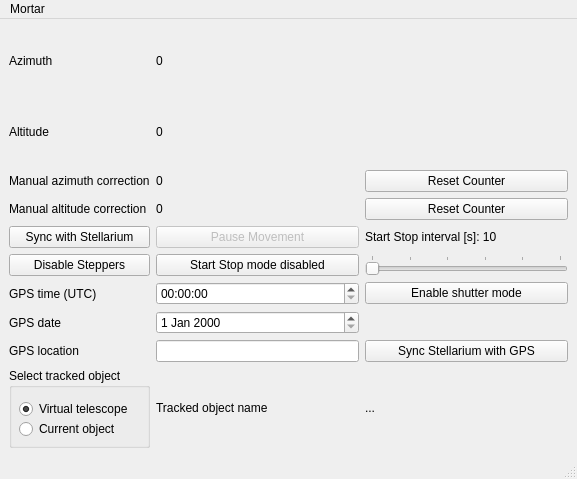
Above: MainWindow.ui from kwahoo2/Mortar before the change. Below: the same form after it.
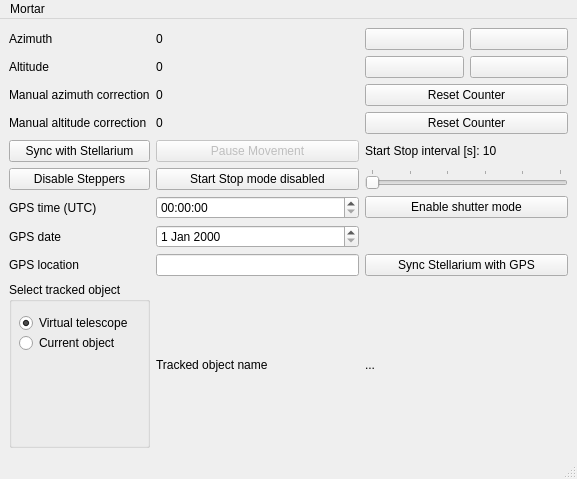
That is the form after the change. Icons and pictures are not drawn.

Commit message: add Gui buttons for manual correction (no gamepad required now)

Diff of the .ui file:
```diff
--- a/MainWindow.ui
+++ b/MainWindow.ui
@@ -282,6 +282,42 @@
         </property>
        </widget>
       </item>
+      <item row="1" column="3">
+       <layout class="QHBoxLayout" name="horizontalLayout">
+        <item>
+         <widget class="QPushButton" name="altDownButton">
+          <property name="text">
+           <string/>
+          </property>
+         </widget>
+        </item>
+        <item>
+         <widget class="QPushButton" name="altUpButton">
+          <property name="text">
+           <string/>
+          </property>
+         </widget>
+        </item>
+       </layout>
+      </item>
+      <item row="0" column="3">
+       <layout class="QHBoxLayout" name="horizontalLayout_2">
+        <item>
+         <widget class="QPushButton" name="aziLeftButton">
+          <property name="text">
+           <string/>
+          </property>
+         </widget>
+        </item>
+        <item>
+         <widget class="QPushButton" name="aziRightButton">
+          <property name="text">
+           <string/>
+          </property>
+         </widget>
+        </item>
+       </layout>
+      </item>
      </layout>
     </item>
    </layout>
```
Left out of the diff: 2 changed lines with no effect on the pictures. The commit also changes 4 other files.
